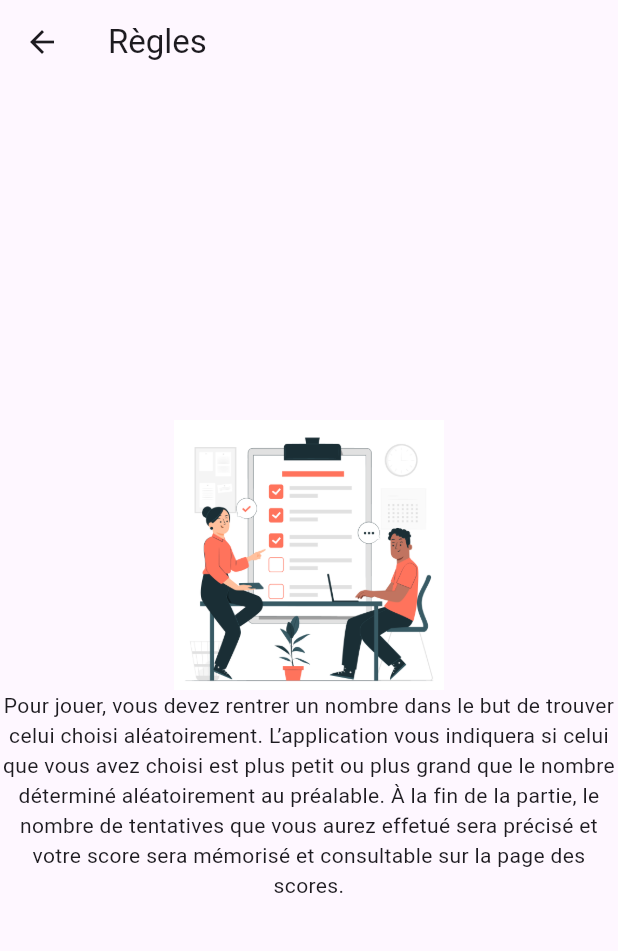
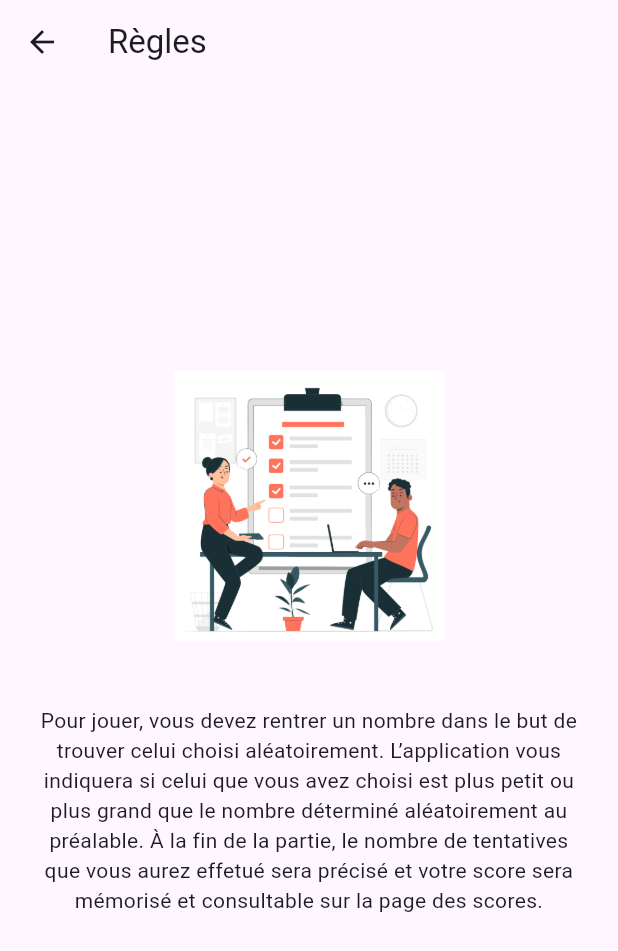
Before and after one commit to amelie-brizard/tp-dev-mobile-note, a Flutter app: the ReglesPage screen opened directly, on a phone screen of 412 x 824 dp. Shown: the top 951 px of the screen. Run offline on Flutter 3.47's test engine with Material 3 defaults, Android fonts, the phone set to English and light mode, and no system bars.

Commit message:
Ajout d'un élément padding pour le texte

```diff
--- a/lib/views/ReglePage.dart
+++ b/lib/views/ReglePage.dart
@@ -16,10 +16,13 @@ class ReglesPage extends StatelessWidget {
             width: 250,
             height: 180,
           ),
-          const Text(
-            'Pour jouer, vous devez rentrer un nombre dans le but de trouver celui choisi aléatoirement. L’application vous indiquera si celui que vous avez choisi est plus petit ou plus grand que le nombre déterminé aléatoirement au préalable. À la fin de la partie, le nombre de tentatives que vous aurez effetué sera précisé et votre score sera mémorisé et consultable sur la page des scores.',
-            textAlign: TextAlign.center,
-          ),
+          const SizedBox(height: 20),
+          const Padding(
+              padding: EdgeInsets.all(23.0),
+              child: Text(
+                'Pour jouer, vous devez rentrer un nombre dans le but de trouver celui choisi aléatoirement. L’application vous indiquera si celui que vous avez choisi est plus petit ou plus grand que le nombre déterminé aléatoirement au préalable. À la fin de la partie, le nombre de tentatives que vous aurez effetué sera précisé et votre score sera mémorisé et consultable sur la page des scores.',
+                textAlign: TextAlign.center,
+              )),
         ],
       )),
     );
```
